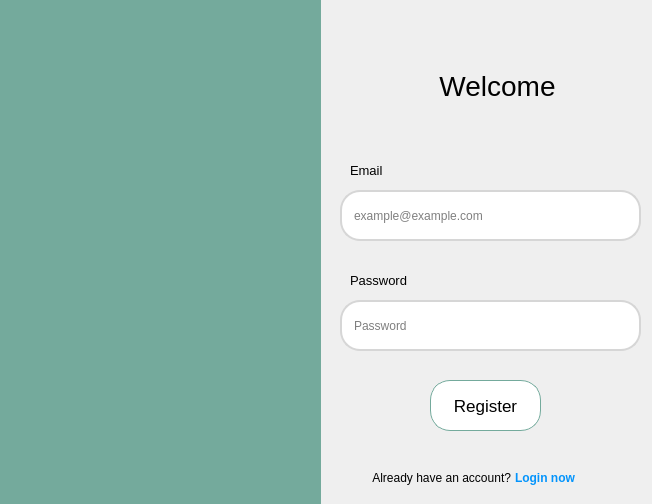
Before: the Qt Designer form Buổi 7/Register.ui in MaiNgocChau9/Python-App-A-, drawn with Qt 5.
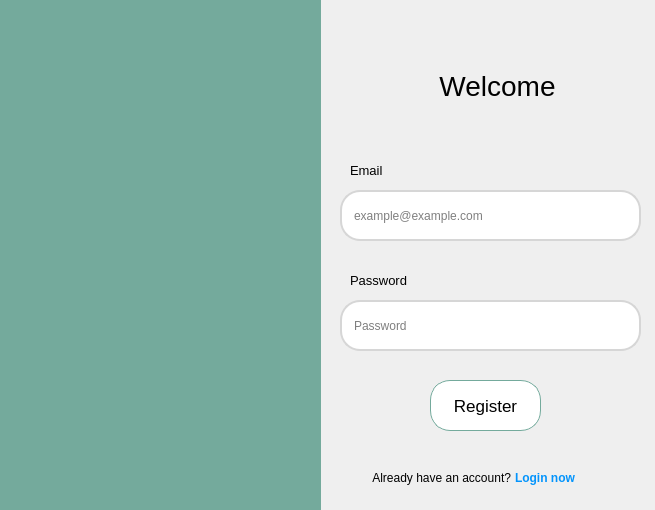
After: the same form once the commit is applied. Icons and pictures are not drawn.

Diff of the .ui file:
```diff
--- a/Buổi 7/Register.ui
+++ b/Buổi 7/Register.ui
@@ -6,10 +6,22 @@
    <rect>
     <x>0</x>
     <y>0</y>
-    <width>652</width>
-    <height>504</height>
+    <width>655</width>
+    <height>510</height>
    </rect>
   </property>
+  <property name="minimumSize">
+   <size>
+    <width>655</width>
+    <height>510</height>
+   </size>
+  </property>
+  <property name="maximumSize">
+   <size>
+    <width>655</width>
+    <height>510</height>
+   </size>
+  </property>
   <property name="windowTitle">
    <string>MainWindow</string>
   </property>
```
Left out of the diff: 2 changed lines with no effect on the pictures.
